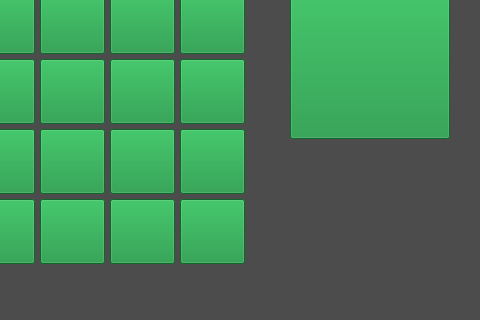
Before: the Qt Designer form layout.ui in wamgalexander/Othello, drawn with Qt 5; both pictures show x 320 to 800 and y 320 to 640 of the 800 by 640 pixel window.
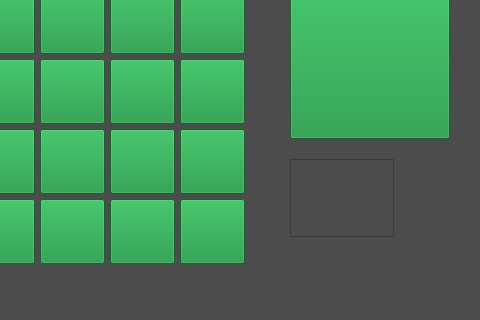
After: the same form once the commit is applied. Icons and pictures are not drawn.

Commit message: add frequence control

```diff
--- a/layout.ui
+++ b/layout.ui
@@ -1392,6 +1392,19 @@
      <bool>false</bool>
     </property>
    </widget>
+   <widget class="QTextEdit" name="textEdit">
+    <property name="geometry">
+     <rect>
+      <x>610</x>
+      <y>460</y>
+      <width>104</width>
+      <height>78</height>
+     </rect>
+    </property>
+    <property name="textInteractionFlags">
+     <set>Qt::TextEditorInteraction</set>
+    </property>
+   </widget>
   </widget>
   <widget class="QMenuBar" name="menubar">
    <property name="geometry">
```
The commit also changes 2 other files.
